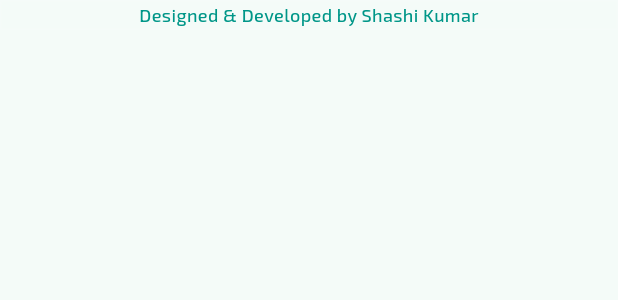
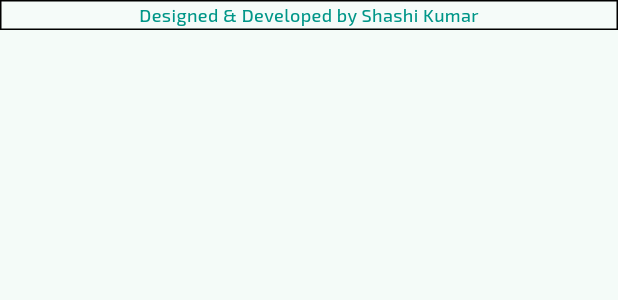
Before and after one commit to androidshashi/flutter_folio, a Flutter app: the BorderedContainer widget shown alone on an empty page, opened directly, on a phone screen of 412 x 824 dp. Shown: the top 300 px of the screen. Run offline on Flutter 3.47's test engine with Material 3 defaults, Android fonts, the phone set to English and light mode, and no system bars; our stand-ins replace animated_text_kit, google_fonts, timelines; missing offline and left inert: dart:html; network calls fail.

Commit message:
Hover effect added.

```diff
--- a/lib/common_widgets/styled_container.dart
+++ b/lib/common_widgets/styled_container.dart
@@ -90,12 +90,10 @@ class _BorderedContainerState extends State<BorderedContainer> {
 
   @override
   Widget build(BuildContext context) {
-    double deviceWidth = Dimen.getCurrentWidth(context);
-
     return MouseRegion(
       onExit: (event) {
         setState(() {
-          borderColor = widget.color??Colors.white10;
+          borderColor = null;
         });
 
       },
@@ -115,8 +113,8 @@ class _BorderedContainerState extends State<BorderedContainer> {
           padding: widget.padding,
           alignment: Alignment.center,
           decoration: BoxDecoration(
-              color: widget.color,
-              border: Border.all(color: borderColor ??  widget.color??Colors.white10, width: 1),
+              color: widget.color??Colors.white10,
+              border: borderColor!=null? Border.all(color: borderColor!, width: 1): Border.all(),
               borderRadius: widget.roundCorner? BorderRadius.circular(5):null,
               ),
           duration: const Duration(milliseconds: 100),
--- a/lib/view/desktop_homepage.dart
+++ b/lib/view/desktop_homepage.dart
@@ -19,8 +19,8 @@ class DesktopHomePage extends StatelessWidget {
   Widget build(BuildContext context) {
     double width = Dimen.getCurrentWidth(context);
     return SingleChildScrollView(
-      padding: EdgeInsets.symmetric(
-          vertical: width * 0.10, horizontal: width * 0.10),
+      padding: EdgeInsets.only(
+          bottom: 20, left: width * 0.10, right: width*0.1, top: width*0.05),
       child: Column(
         crossAxisAlignment: CrossAxisAlignment.start,
         children: [
--- a/lib/view/homepage.dart
+++ b/lib/view/homepage.dart
@@ -41,7 +41,7 @@ class _HomePageState extends State<HomePage> {
         tablet: DesktopHomePage(),
         desktop: DesktopHomePage(),
       ),
-      bottomNavigationBar: FooterWidget(),
+      bottomNavigationBar: const FooterWidget(),
     );
   }
 }
```
